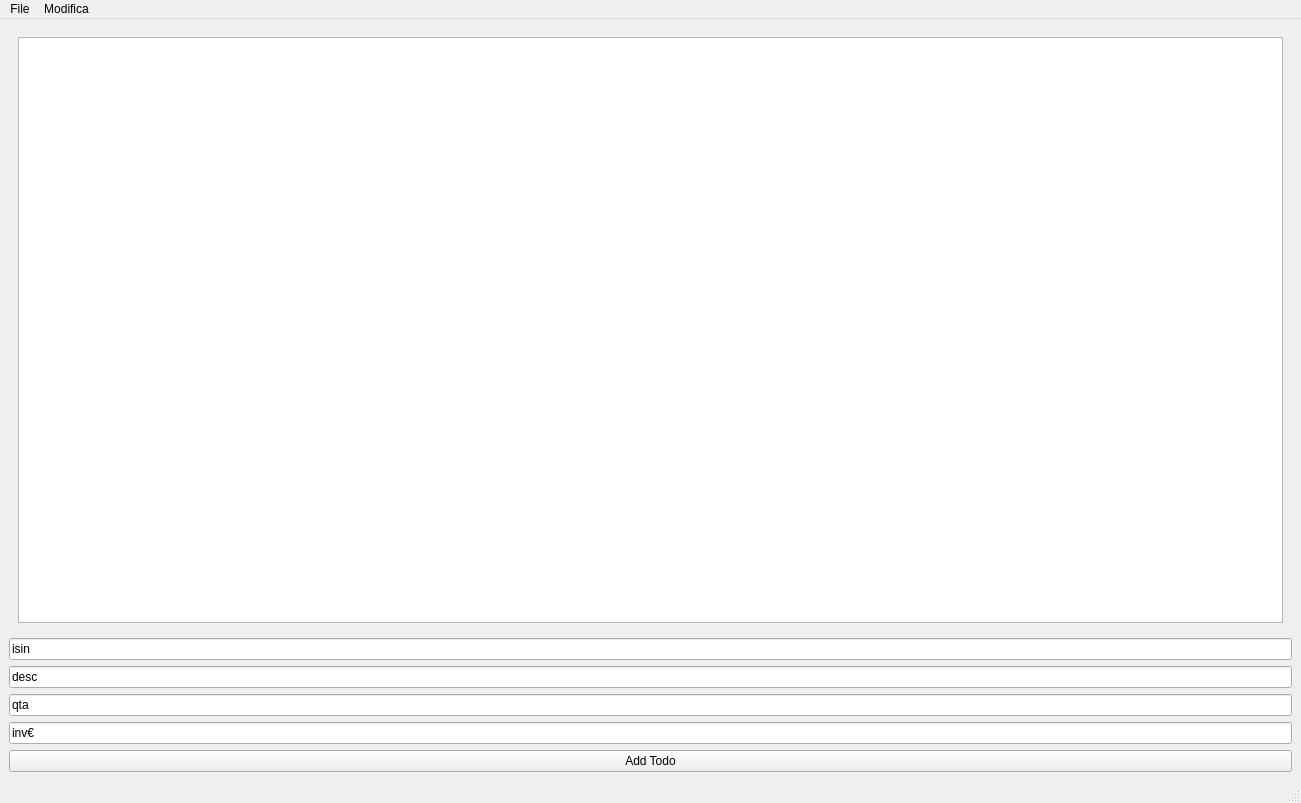
stefanocasson81/PyQt, file mainWindow.ui: the form before one commit.
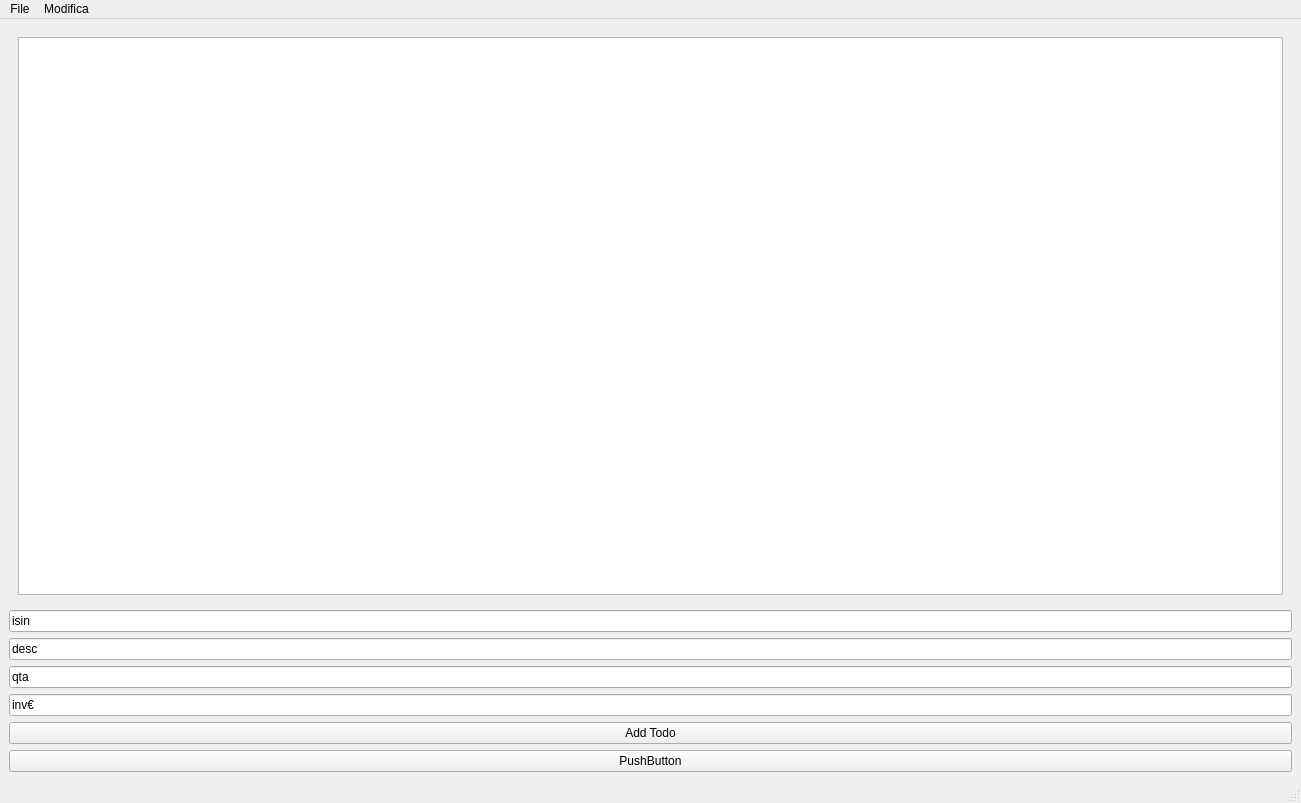
The form after the commit. Icons and pictures are not drawn.

The edit to the form file:
```diff
--- a/mainWindow.ui
+++ b/mainWindow.ui
@@ -59,6 +59,13 @@
       </property>
      </widget>
     </item>
+    <item>
+     <widget class="QPushButton" name="saveButton">
+      <property name="text">
+       <string>PushButton</string>
+      </property>
+     </widget>
+    </item>
    </layout>
   </widget>
   <widget class="QMenuBar" name="menubar">
```
